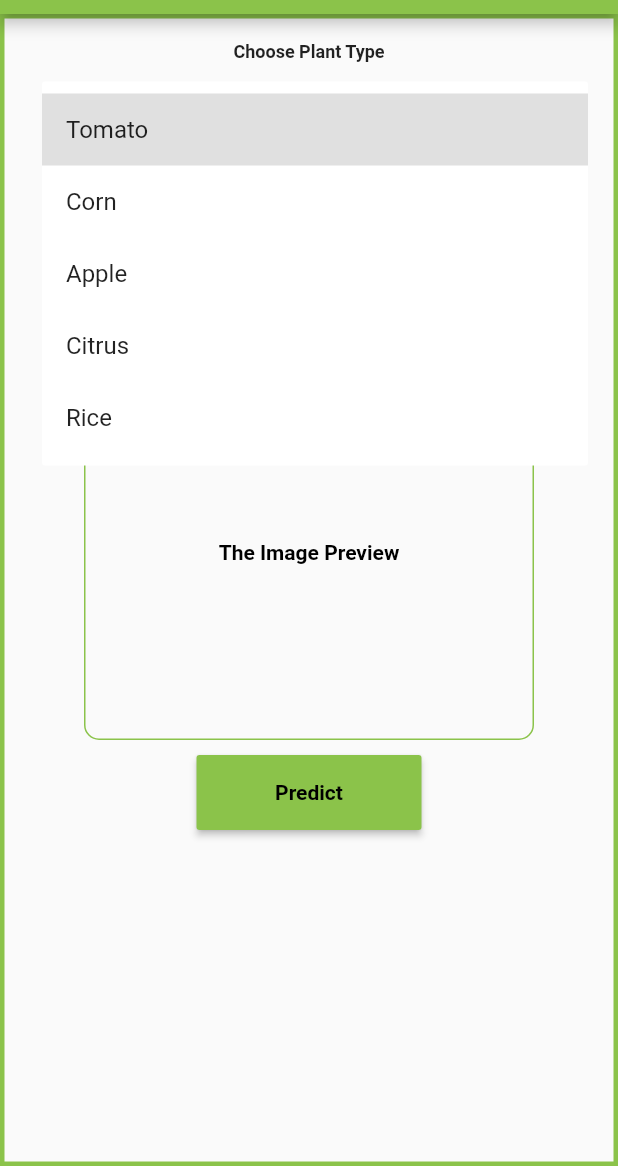
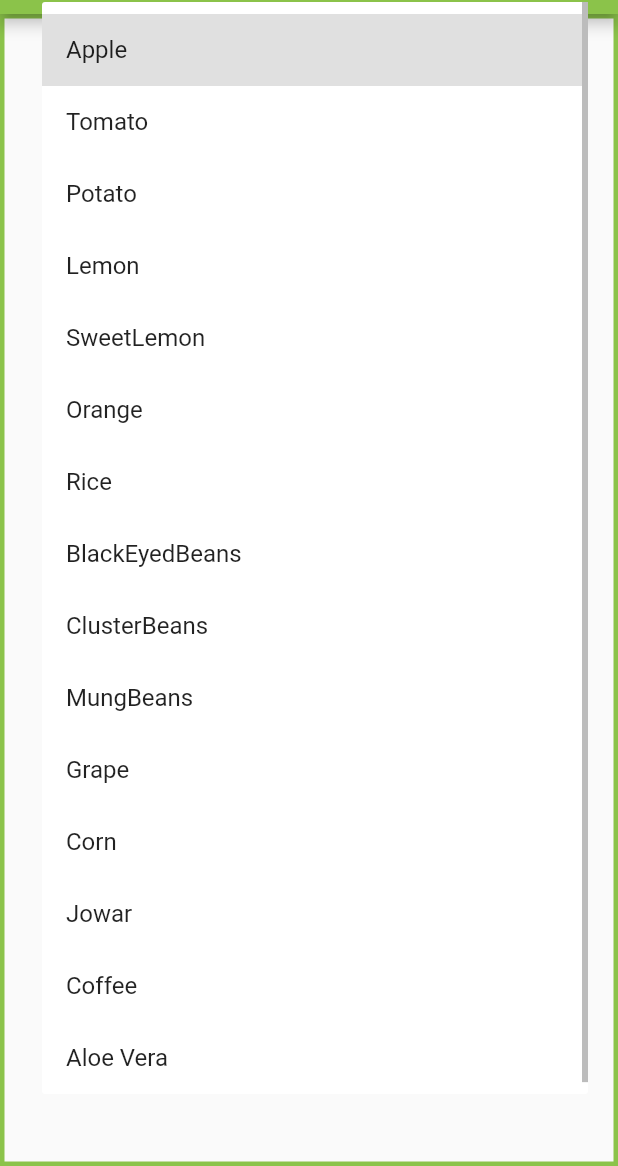
Before and after one commit to vinodbadgujar/LeafScape, a Flutter app: the HomeScreen screen opened by its route, after a tap on "Select", on a phone screen of 412 x 824 dp, the part 70-1236 px from its top. Run offline on Flutter 3.47's test engine with Material 2 defaults, Android fonts, the phone set to English and light mode, and no system bars; our stand-ins replace image_picker, introduction_screen.

Commit message:
select list updated.

```diff
--- a/lib/homescreen.dart
+++ b/lib/homescreen.dart
@@ -11,7 +11,23 @@ class HomeScreen extends StatefulWidget {
 class _HomeScreenState extends State<HomeScreen> {
   //the plants which we are using for diagnosis.
   String valueChoose;
-  List plants = ["Tomato", "Corn", "Apple", "Citrus", "Rice"];
+  List plants = [
+    "Apple",
+    "Tomato",
+    "Potato",
+    "Lemon",
+    "SweetLemon",
+    "Orange",
+    "Rice",
+    "BlackEyedBeans",
+    "ClusterBeans",
+    "MungBeans",
+    "Grape",
+    "Corn",
+    "Jowar",
+    "Coffee",
+    "Aloe Vera"
+  ];
   File _image;
   final picker = ImagePicker();
   // select image from gallery
--- a/lib/prevention.dart
+++ b/lib/prevention.dart
@@ -396,7 +396,7 @@ Map prevention(String plantType, String diseaseName) {
 
   //Grass - check
 
-  else if (plantType == "Corn" || plantType == "Jawar") {
+  else if (plantType == "Corn" || plantType == "Jowar") {
     Map grass = {
       "GrayLeafSpot": {
         "symptoms": [
```
